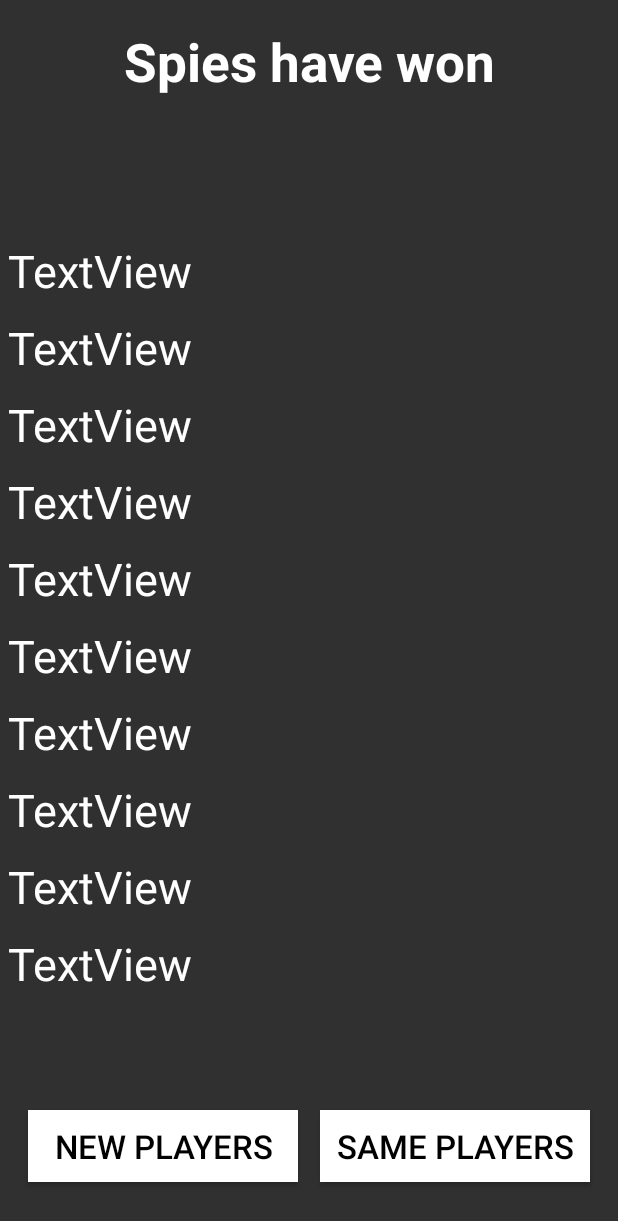
After one commit to LeoMarin/TheResistance, an Android app: the EndGame screen opened directly, with no data from a screen before it, on a phone screen of 412 x 824 dp. The commit adds this screen. Shown: the top 1221 px of the screen. Run offline under Robolectric (Android 15) with nearby library versions, the phone set to English and light mode, and no system bars; Roboto replaces fonts that are not available here.

Commit message:
EndGame activity added

```diff
--- a/app/src/main/AndroidManifest.xml
+++ b/app/src/main/AndroidManifest.xml
@@ -10,7 +10,9 @@
         android:roundIcon="@mipmap/ic_launcher_round"
         android:supportsRtl="true"
         android:theme="@style/AppTheme">
-        <activity android:name=".Game"></activity>
+        <activity android:name=".EndGame"></activity>
+        <activity android:name=".AssassinateCommander" />
+        <activity android:name=".Game" />
         <activity android:name=".Reveal" />
         <activity android:name=".AddPlayers" />
         <activity android:name=".PlayerNumber" />
--- /dev/null
+++ b/app/src/main/java/com/tony/theresistance/EndGame.java
@@ -0,0 +1,14 @@
+package com.tony.theresistance;
+
+import androidx.appcompat.app.AppCompatActivity;
+
+import android.os.Bundle;
+
+public class EndGame extends AppCompatActivity {
+
+    @Override
+    protected void onCreate(Bundle savedInstanceState) {
+        super.onCreate(savedInstanceState);
+        setContentView(R.layout.activity_end_game);
+    }
+}
--- a/app/src/main/java/com/tony/theresistance/MissionEndFragment.java
+++ b/app/src/main/java/com/tony/theresistance/MissionEndFragment.java
@@ -1,9 +1,6 @@
 package com.tony.theresistance;
 
-import android.graphics.drawable.Drawable;
 import android.os.Bundle;
-import android.text.Layout;
-import android.util.Log;
 import android.view.LayoutInflater;
 import android.view.View;
 import android.view.ViewGroup;
--- /dev/null
+++ b/app/src/main/res/layout/activity_end_game.xml
@@ -0,0 +1,159 @@
+<?xml version="1.0" encoding="utf-8"?>
+<androidx.constraintlayout.widget.ConstraintLayout xmlns:android="http://schemas.android.com/apk/res/android"
+    xmlns:app="http://schemas.android.com/apk/res-auto"
+    xmlns:tools="http://schemas.android.com/tools"
+    android:layout_width="match_parent"
+    android:layout_height="match_parent"
+    tools:context=".EndGame">
+
+    <TextView
+        android:id="@+id/textViewEndGame"
+        android:layout_width="wrap_content"
+        android:layout_height="wrap_content"
+        android:gravity="center"
+        android:text="Spies have won"
+        android:textColor="@color/colorComplementaryWhite"
+        android:textSize="35sp"
+        android:textStyle="bold"
+        app:layout_constraintBottom_toBottomOf="parent"
+        app:layout_constraintEnd_toEndOf="parent"
+        app:layout_constraintStart_toStartOf="parent"
+        app:layout_constraintTop_toTopOf="parent"
+        app:layout_constraintVertical_bias="0.022" />
+
+
+    <LinearLayout
+        android:id="@+id/endgameLayout"
+        android:layout_width="match_parent"
+        android:layout_height="wrap_content"
+        android:orientation="vertical"
+        app:layout_constraintBottom_toBottomOf="parent"
+        app:layout_constraintEnd_toEndOf="parent"
+        app:layout_constraintHorizontal_bias="0.0"
+        app:layout_constraintStart_toStartOf="parent"
+        app:layout_constraintTop_toTopOf="parent"
+        app:layout_constraintVertical_bias="0.497">
+
+
+        <TextView
+            android:id="@+id/textView2"
+            android:layout_width="match_parent"
+            android:layout_height="wrap_content"
+            android:layout_margin="5dp"
+            android:text="TextView"
+            android:textColor="@android:color/white"
+            android:textSize="30sp" />
+
+        <TextView
+            android:id="@+id/textView4"
+            android:layout_width="match_parent"
+            android:layout_height="wrap_content"
+            android:layout_margin="5dp"
+            android:text="TextView"
+            android:textColor="@android:color/white"
+            android:textSize="30sp" />
+
+        <TextView
+            android:id="@+id/textView5"
+            android:layout_width="match_parent"
+            android:layout_height="wrap_content"
+            android:layout_margin="5dp"
+            android:text="TextView"
+            android:textColor="@android:color/white"
+            android:textSize="30sp" />
+
+        <TextView
+            android:id="@+id/textView6"
+            android:layout_width="match_parent"
+            android:layout_height="wrap_content"
+            android:layout_margin="5dp"
+            android:text="TextView"
+            android:textColor="@android:color/white"
+            android:textSize="30sp" />
+
+        <TextView
+            android:id="@+id/textView7"
+            android:layout_width="match_parent"
+            android:layout_height="wrap_content"
+            android:layout_margin="5dp"
+            android:text="TextView"
+            android:textColor="@android:color/white"
+            android:textSize="30sp" />
+
+        <TextView
+            android:id="@+id/textView8"
+            android:layout_width="match_parent"
+            android:layout_height="wrap_content"
+            android:layout_margin="5dp"
+            android:text="TextView"
+            android:textColor="@android:color/white"
+            android:textSize="30sp" />
+
+        <TextView
+            android:id="@+id/textView9"
+            android:layout_width="match_parent"
+            android:layout_height="wrap_content"
+            android:layout_margin="5dp"
+            android:text="TextView"
+            android:textColor="@android:color/white"
+            android:textSize="30sp" />
+
+        <TextView
+            android:id="@+id/textView10"
+            android:layout_width="match_parent"
+            android:layout_height="wrap_content"
+            android:layout_margin="5dp"
+            android:text="TextView"
+            android:textColor="@android:color/white"
+            android:textSize="30sp" />
+
+        <TextView
+            android:id="@+id/textView11"
+            android:layout_width="match_parent"
+            android:layout_height="wrap_content"
+            android:layout_margin="5dp"
+            android:text="TextView"
+            android:textColor="@android:color/white"
+            android:textSize="30sp" />
+
+        <TextView
+            android:id="@+id/textView12"
+            android:layout_width="match_parent"
+            android:layout_height="wrap_content"
+            android:layout_margin="5dp"
+            android:text="TextView"
+            android:textColor="@android:color/white"
+            android:textSize="30sp" />
+
+    </LinearLayout>
+
+
+    <Button
+        android:id="@+id/buttonEndgameNew"
+        android:layout_width="180dp"
+        android:layout_height="wrap_content"
+        android:layout_marginBottom="36dp"
+        android:background="@color/colorComplementaryWhite"
+        android:text="New players"
+        android:textColor="@color/colorMidnightBlack"
+        android:textSize="22sp"
+        app:layout_constraintBottom_toBottomOf="parent"
+        app:layout_constraintEnd_toEndOf="parent"
+        app:layout_constraintHorizontal_bias="0.08"
+        app:layout_constraintStart_toStartOf="parent" />
+
+    <Button
+        android:id="@+id/buttonEndgameOld"
+        android:layout_width="180dp"
+        android:layout_height="wrap_content"
+        android:layout_marginBottom="36dp"
+        android:background="@color/colorComplementaryWhite"
+        android:text="Same players"
+        android:textColor="@color/colorMidnightBlack"
+        android:textSize="22sp"
+        app:layout_constraintBottom_toBottomOf="parent"
+        app:layout_constraintEnd_toEndOf="parent"
+        app:layout_constraintHorizontal_bias="0.92"
+        app:layout_constraintStart_toStartOf="parent" />
+
+</androidx.constraintlayout.widget.ConstraintLayout>
```
Also changed, not shown: app/src/main/java/com/tony/theresistance/AssassinateCommander.java (added, +14 -0 lines), app/src/main/res/layout/activity_assassinate_commander.xml (added, +107 -0 lines).
